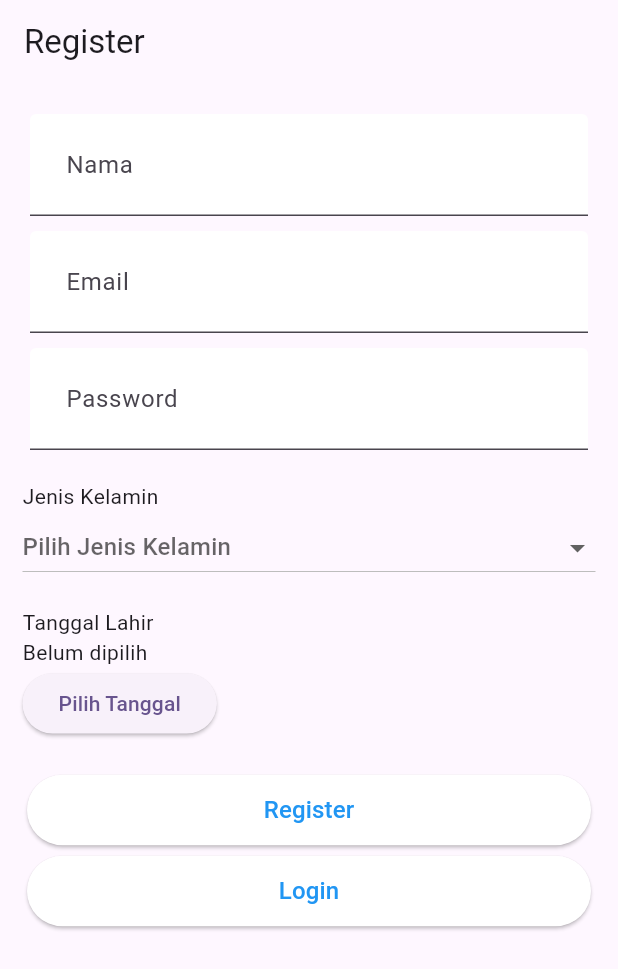
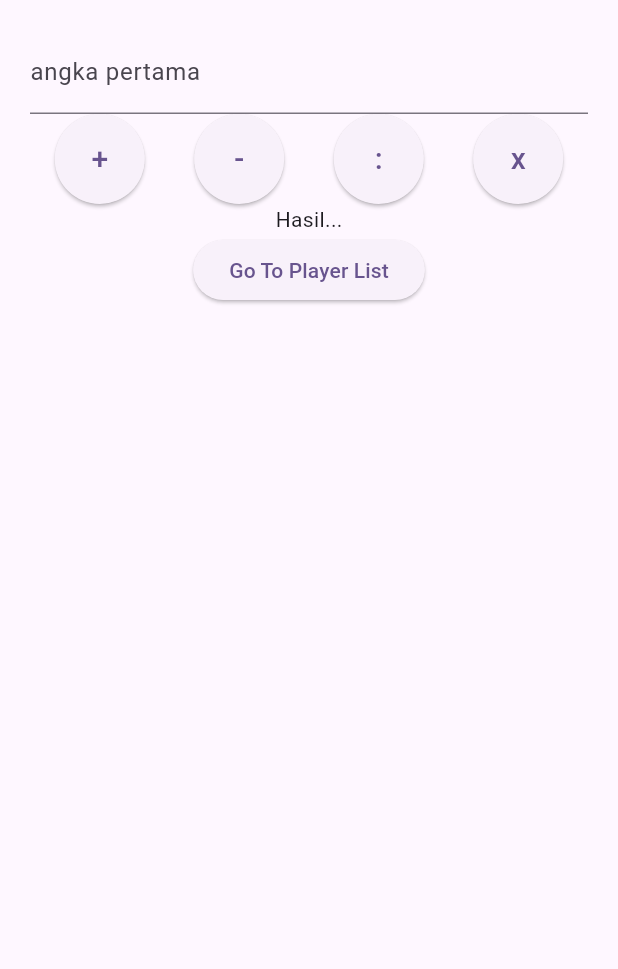
Before and after one commit to ddimadiii/MaPomodoro, a Flutter app: the screen it shows after launch, on a phone screen of 412 x 824 dp. Shown: the top 969 px of the screen. Run offline on Flutter 3.47's test engine with Material 3 defaults, Android fonts, the phone set to English and light mode, and no system bars; our stand-ins replace get.

Commit message:
feat/football_list_view

```diff
--- /dev/null
+++ b/lib/Models/Players.dart
@@ -0,0 +1,4 @@
+class Players {
+  var id;
+
+}
--- /dev/null
+++ b/lib/controllers/calculator_controller.dart
@@ -0,0 +1,11 @@
+import 'package:get/get.dart';
+import 'package:flutter/material.dart';
+
+class CalculatorController extends GetxController {
+  final txtAngka1 = TextEditingController();
+  final txtAngka2 = TextEditingController();
+
+  var hasil = "".obs;
+
+  void Tambah() {}
+}
--- /dev/null
+++ b/lib/controllers/football_controller.dart
@@ -0,0 +1,5 @@
+import 'package:get/get.dart';
+
+class FootballController extends GetxController {
+  var players = ["madi", "zaky", "ihsan", "Raden", "ugi"].obs;
+}
--- a/lib/main.dart
+++ b/lib/main.dart
@@ -1,7 +1,11 @@
 import 'package:flutter/material.dart';
-import 'package:pomodoro/login_page.dart';
+import 'package:get/get.dart';
+// import 'package:pomodoro/login_page.dart';
 import 'package:flutter/services.dart';
-import 'package:pomodoro/register_page.dart';
+// import 'package:pomodoro/pages/calculator_page.dart';
+import 'package:pomodoro/routes/pages.dart';
+import 'package:pomodoro/routes/routes.dart';
+// import 'package:pomodoro/register_page.dart';
 
 void main() {
   WidgetsFlutterBinding.ensureInitialized();
@@ -15,13 +19,14 @@ class MyApp extends StatelessWidget {
   // This widget is the root of your application.
   @override
   Widget build(BuildContext context) {
-    return MaterialApp(
+    return GetMaterialApp(
       debugShowCheckedModeBanner: false,
       title: 'MaPomodoro',
       theme: ThemeData(
         colorScheme: ColorScheme.fromSeed(seedColor: Colors.deepPurple),
       ),
-      home: const RegisterPage(),
+      initialRoute: AppRoutes.calculator,
+      getPages: AppPages.pages,
     );
   }
 }
--- /dev/null
+++ b/lib/pages/calculator_page.dart
@@ -0,0 +1,53 @@
+import 'package:flutter/material.dart';
+import 'package:pomodoro/controllers/calculator_controller.dart';
+import 'package:pomodoro/routes/routes.dart';
+import 'package:pomodoro/wd_textfield.dart';
+import 'package:get/get.dart';
+import 'package:pomodoro/widgets/widget_button.dart';
+import 'package:pomodoro/widgets/widget_mybutton.dart';
+import 'package:pomodoro/widgets/widget_textfield.dart';
+
+class CalculatorPage extends StatefulWidget {
+  CalculatorPage({super.key});
+
+  final CalculatorController calculatorController = Get.put(
+    CalculatorController(),
+  );
+  @override
+  State<CalculatorPage> createState() => _CalculatorPageState();
+}
+
+class _CalculatorPageState extends State<CalculatorPage> {
+  @override
+  Widget build(BuildContext context) {
+    return Scaffold(
+      body: Padding(
+        padding: const EdgeInsets.all(20),
+        child: Column(
+          children: [
+            MyTextField(
+              textEditingController: TextEditingController(),
+              labelText: 'angka pertama',
+            ),
+            Row(
+              mainAxisAlignment: MainAxisAlignment.spaceAround,
+              children: [
+                OperationButton(text: '+'),
+                OperationButton(text: '-'),
+                OperationButton(text: ':'),
+                OperationButton(text: 'x'),
+              ],
+            ),
+            Text('Hasil...'),
+            WidgetButton(
+              text: 'Go To Player List',
+              onPressed: () {
+                Get.toNamed(AppRoutes.footballplayers);
+              },
+            ),
+          ],
+        ),
+      ),
+    );
+  }
+}
--- /dev/null
+++ b/lib/routes/pages.dart
@@ -0,0 +1,12 @@
+import 'package:flutter/cupertino.dart';
+import 'package:get/route_manager.dart';
+import 'package:pomodoro/pages/calculator_page.dart';
+import 'package:pomodoro/pages/football_page.dart';
+import 'package:pomodoro/routes/routes.dart';
+
+class AppPages {
+  static final pages = [
+    GetPage(name: AppRoutes.calculator, page: () => CalculatorPage(),),
+    GetPage(name: AppRoutes.footballplayers, page: () => FootballPage(),)
+  ];
+}
--- /dev/null
+++ b/lib/routes/routes.dart
@@ -0,0 +1,6 @@
+class AppRoutes {
+  static const String calculator = "/calculator";
+  static const String footballplayers = "/footballplayers";
+  static const String footballedit = "/footballedit";
+  // etc goes here
+}
--- a/lib/wd_textfield.dart
+++ b/lib/wd_textfield.dart
@@ -7,12 +7,12 @@ class RoundedTextField extends StatelessWidget {
   final ValueChanged<String>? onChanged;
 
   const RoundedTextField({
-    Key? key,
+    super.key,
     required this.labelText,
     this.controller,
     this.obscureText = false,
     this.onChanged,
-  }) : super(key: key);
+  });
 
   @override
   Widget build(BuildContext context) {
--- /dev/null
+++ b/lib/widgets/widget_mybutton.dart
@@ -0,0 +1,21 @@
+import 'dart:async';
+
+import 'package:flutter/material.dart';
+
+class OperationButton extends StatelessWidget {
+  final String text;
+
+  const OperationButton({super.key, required this.text});
+
+  @override
+  Widget build(BuildContext context) {
+    return ElevatedButton(
+      onPressed: () {},
+      style: ElevatedButton.styleFrom(
+        minimumSize: Size(60, 60),
+        shape: CircleBorder(),
+      ),
+      child: Text(text, style: TextStyle(fontSize: 20)),
+    );
+  }
+}
--- /dev/null
+++ b/lib/widgets/widget_textfield.dart
@@ -0,0 +1,19 @@
+import 'package:flutter/material.dart';
+
+class MyTextField extends StatelessWidget {
+  final TextEditingController textEditingController;
+  final String labelText;
+  const MyTextField({
+    super.key,
+    required this.textEditingController,
+    required this.labelText,
+  });
+
+  @override
+  Widget build(BuildContext context) {
+    return TextField(
+      decoration: InputDecoration(label: Text(labelText)),
+      controller: textEditingController,
+    );
+  }
+}
--- a/pubspec.yaml
+++ b/pubspec.yaml
@@ -34,6 +34,7 @@ dependencies:
   # The following adds the Cupertino Icons font to your application.
   # Use with the CupertinoIcons class for iOS style icons.
   cupertino_icons: ^1.0.8
+  get: ^4.7.2
 
 dev_dependencies:
   flutter_test:
```
Also changed, not shown: lib/pages/football_edit_page.dart (added, +14 -0 lines), lib/pages/football_page.dart (added, +33 -0 lines), lib/controllers/football_edit_controller.dart (added), pubspec.lock.
